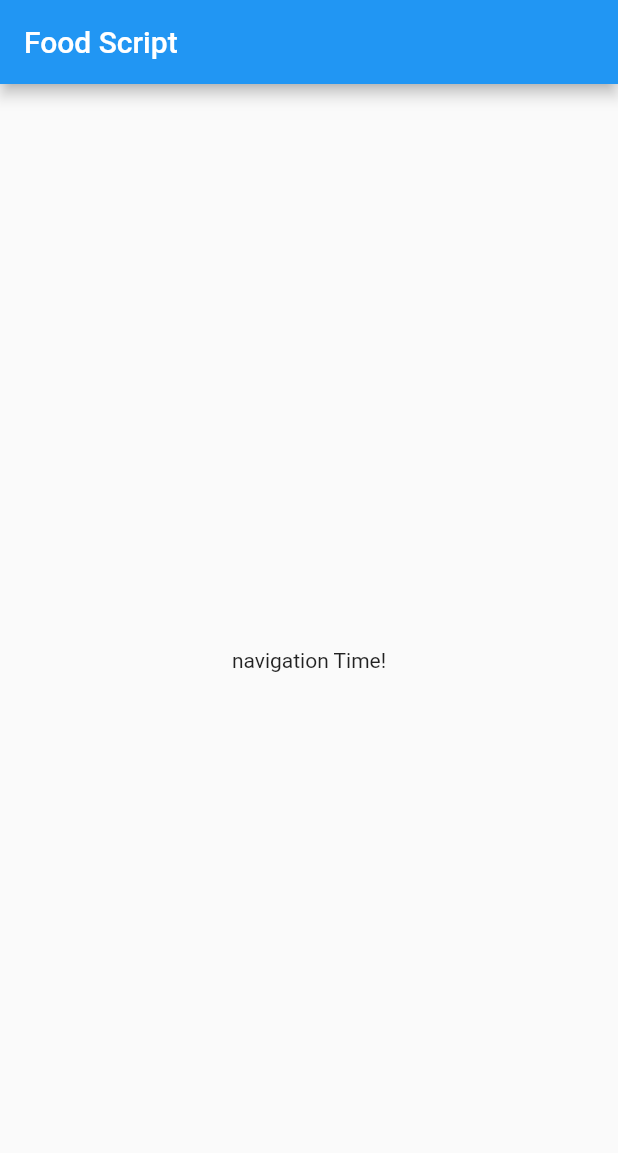
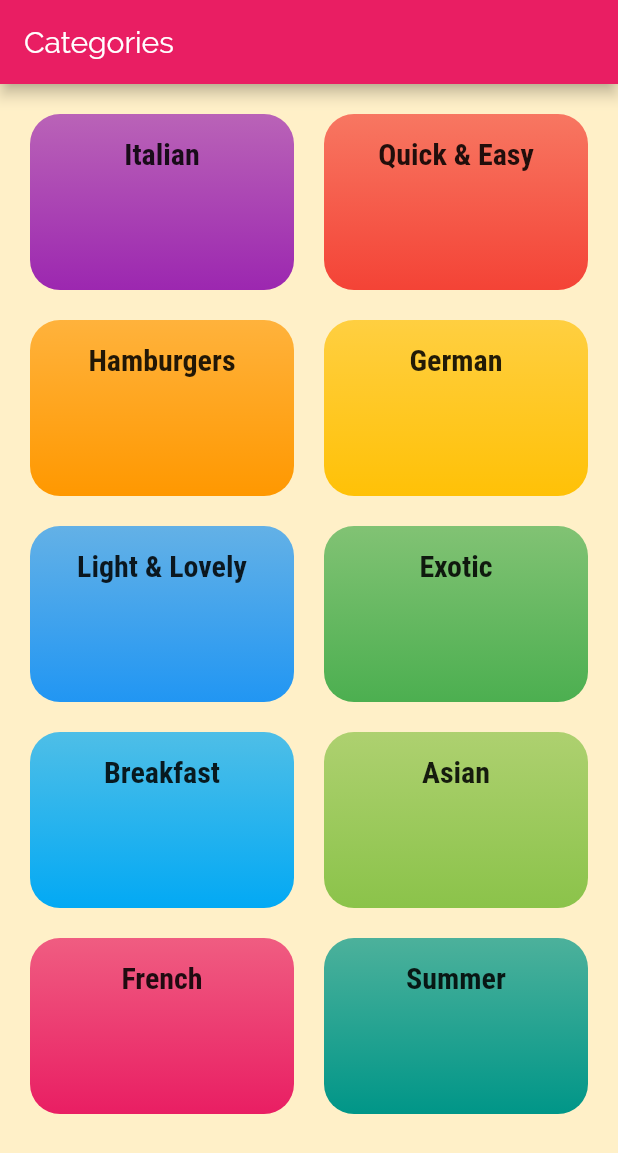
Before and after one commit to Mohammadhsmhs/food_script, a Flutter app: the screen it shows after launch, on a phone screen of 412 x 824 dp. Shown: the top 1153 px of the screen. Run offline on Flutter 3.47's test engine with Material 2 defaults, Android fonts, the light colour scheme and no system bars.

Commit message:
first look

```diff
--- /dev/null
+++ b/lib/categories_screen.dart
@@ -0,0 +1,26 @@
+import 'package:flutter/material.dart';
+import 'package:food_script/category_item.dart';
+import 'package:food_script/dummy_data.dart';
+
+class CategoriesScreen extends StatelessWidget {
+  @override
+  Widget build(BuildContext context) {
+    return Scaffold(
+      appBar: AppBar(
+        title: Text("Categories"),
+      ),
+      body: GridView(
+        padding: EdgeInsets.all(20),
+        children: DUMMY_CATEGORIES
+            .map((e) => CategoryItem(e.title, e.color))
+            .toList(),
+        gridDelegate: SliverGridDelegateWithMaxCrossAxisExtent(
+          maxCrossAxisExtent: 200,
+          childAspectRatio: 3 / 2,
+          crossAxisSpacing: 20,
+          mainAxisSpacing: 20,
+        ),
+      ),
+    );
+  }
+}
--- /dev/null
+++ b/lib/category_item.dart
@@ -0,0 +1,29 @@
+import 'package:flutter/material.dart';
+
+class CategoryItem extends StatelessWidget {
+  final Color color;
+  final String title;
+  CategoryItem(this.title, this.color);
+  @override
+  Widget build(BuildContext context) {
+    return Container(
+      alignment: Alignment.topCenter,
+      child: Text(
+        title,
+        style: Theme.of(context).textTheme.headline6,
+      ),
+      padding: EdgeInsets.all(15),
+      decoration: BoxDecoration(
+        gradient: LinearGradient(
+          colors: [
+            color.withOpacity(.7),
+            color,
+          ],
+          begin: Alignment.topCenter,
+          end: Alignment.bottomCenter,
+        ),
+        borderRadius: BorderRadius.circular(20),
+      ),
+    );
+  }
+}
--- /dev/null
+++ b/lib/dummy_data.dart
@@ -0,0 +1,56 @@
+import 'package:flutter/material.dart';
+
+import './models/category.dart';
+
+const DUMMY_CATEGORIES = const [
+  Category(
+    id: 'c1',
+    title: 'Italian',
+    color: Colors.purple,
+  ),
+  Category(
+    id: 'c2',
+    title: 'Quick & Easy',
+    color: Colors.red,
+  ),
+  Category(
+    id: 'c3',
+    title: 'Hamburgers',
+    color: Colors.orange,
+  ),
+  Category(
+    id: 'c4',
+    title: 'German',
+    color: Colors.amber,
+  ),
+  Category(
+    id: 'c5',
+    title: 'Light & Lovely',
+    color: Colors.blue,
+  ),
+  Category(
+    id: 'c6',
+    title: 'Exotic',
+    color: Colors.green,
+  ),
+  Category(
+    id: 'c7',
+    title: 'Breakfast',
+    color: Colors.lightBlue,
+  ),
+  Category(
+    id: 'c8',
+    title: 'Asian',
+    color: Colors.lightGreen,
+  ),
+  Category(
+    id: 'c9',
+    title: 'French',
+    color: Colors.pink,
+  ),
+  Category(
+    id: 'c10',
+    title: 'Summer',
+    color: Colors.teal,
+  ),
+];
--- a/lib/main.dart
+++ b/lib/main.dart
@@ -1,4 +1,5 @@
 import 'package:flutter/material.dart';
+import 'package:food_script/categories_screen.dart';
 
 void main() {
   runApp(MyApp());
@@ -11,36 +12,24 @@ class MyApp extends StatelessWidget {
     return MaterialApp(
       title: 'Food Script',
       theme: ThemeData(
-        // This is the theme of your application.
-        //
-        // Try running your application with "flutter run". You'll see the
-        // application has a blue toolbar. Then, without quitting the app, try
-        // changing the primarySwatch below to Colors.green and then invoke
-        // "hot reload" (press "r" in the console where you ran "flutter run",
-        // or simply save your changes to "hot reload" in a Flutter IDE).
-        // Notice that the counter didn't reset back to zero; the application
-        // is not restarted.
-        primarySwatch: Colors.blue,
+        primarySwatch: Colors.pink,
+        accentColor: Colors.amber,
+        canvasColor: Color.fromRGBO(255, 240, 200, 1),
+        fontFamily: "Raleway",
+        textTheme: ThemeData.light().textTheme.copyWith(
+            bodyText2: TextStyle(
+              color: Color.fromRGBO(20, 20, 20, 1),
+            ),
+            bodyText1: TextStyle(
+              color: Color.fromRGBO(20, 20, 20, 1),
+            ),
+            headline6: TextStyle(
+              fontFamily: 'RobotoCondensed',
+              fontSize: 20,
+              fontWeight: FontWeight.bold,
+            )),
       ),
-      home: MyHomePage(),
+      home: CategoriesScreen(),
     );
   }
 }
-
-class MyHomePage extends StatefulWidget {
-  @override
-  _MyHomePageState createState() => _MyHomePageState();
-}
-
-class _MyHomePageState extends State<MyHomePage> {
-  @override
-  Widget build(BuildContext context) {
-    return Scaffold(
-        appBar: AppBar(
-          title: Text("Food Script"),
-        ),
-        body: Center(
-          child: Text("navigation Time!"),
-        ));
-  }
-}
--- a/lib/models/category.dart
+++ b/lib/models/category.dart
@@ -1 +1,13 @@
-class Category {}
+import 'package:flutter/material.dart';
+
+class Category {
+  final String id;
+  final String title;
+  final Color color;
+
+  const Category({
+    required this.id,
+    required this.color,
+    required this.title,
+  });
+}
```
Also changed, not shown: pubspec.yaml (+18 -11 lines), assets/fonts/Raleway-Black.ttf (added), assets/fonts/Raleway-Bold.ttf (added), assets/fonts/Raleway-Regular.ttf (added), assets/fonts/RobotoCondensed-Bold.ttf (added), assets/fonts/RobotoCondensed-Italic.ttf (added), assets/fonts/RobotoCondensed-Light.ttf (added), assets/fonts/RobotoCondensed-Regular.ttf (added).
